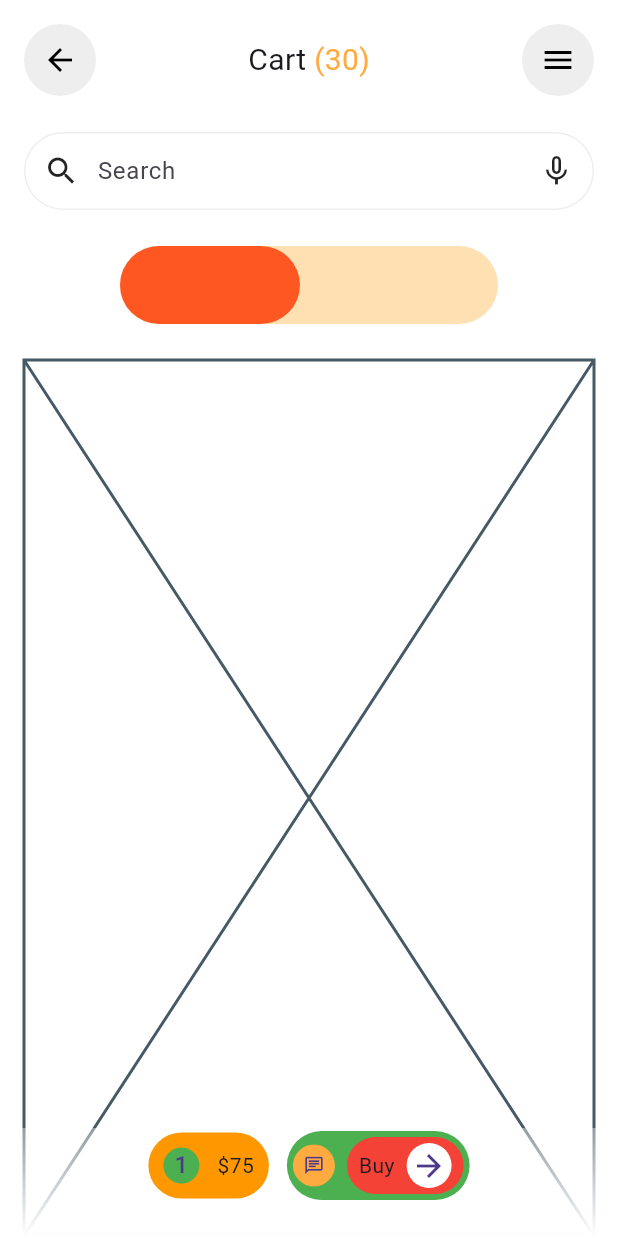
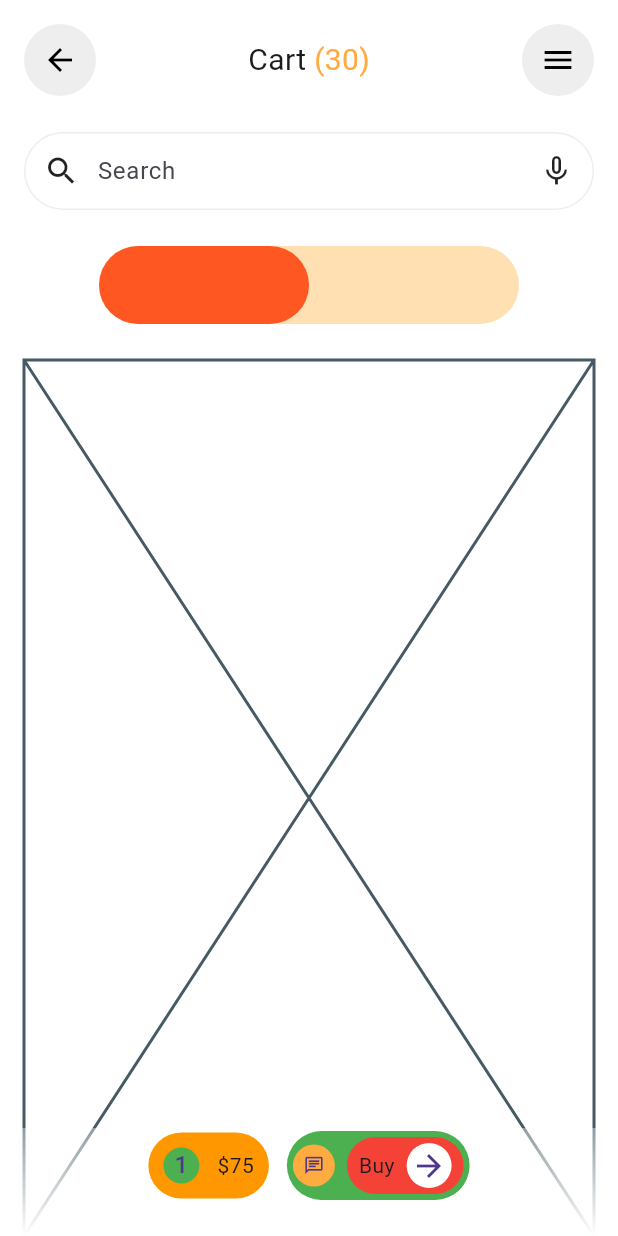
Before and after one commit to JAICHANGPARK/flutter_notebook_chapter_43, a Flutter app: the MarketplaceCartPage screen opened directly, on a phone screen of 412 x 824 dp. Run offline on Flutter 3.47's test engine with Material 3 defaults, Android fonts, the phone set to English and light mode, and no system bars; our stand-ins replace gap, hugeicons.

Commit message:
Update marketplace_cart_page.dart

```diff
--- a/lib/ep2168_marketplace_app/ui/marketplace_cart_page.dart
+++ b/lib/ep2168_marketplace_app/ui/marketplace_cart_page.dart
@@ -95,18 +95,18 @@ class _MarketplaceCartPageState extends State<MarketplaceCartPage> {
                       color: Colors.orange[100],
                     ),
                     child: Row(
-                      spacing: 12,
+                      // spacing: 12,
                       mainAxisSize: MainAxisSize.min,
                       children: [
                         Container(
-                          width: 120,
+                          width: 140,
                           decoration: ShapeDecoration(
                             shape: StadiumBorder(),
                             color: Colors.deepOrange,
                           ),
                         ),
                         Container(
-                          width: 120,
+                          width: 140,
                           decoration: ShapeDecoration(
                             shape: StadiumBorder(),
                             // color: Colors.deepOrange,
```
